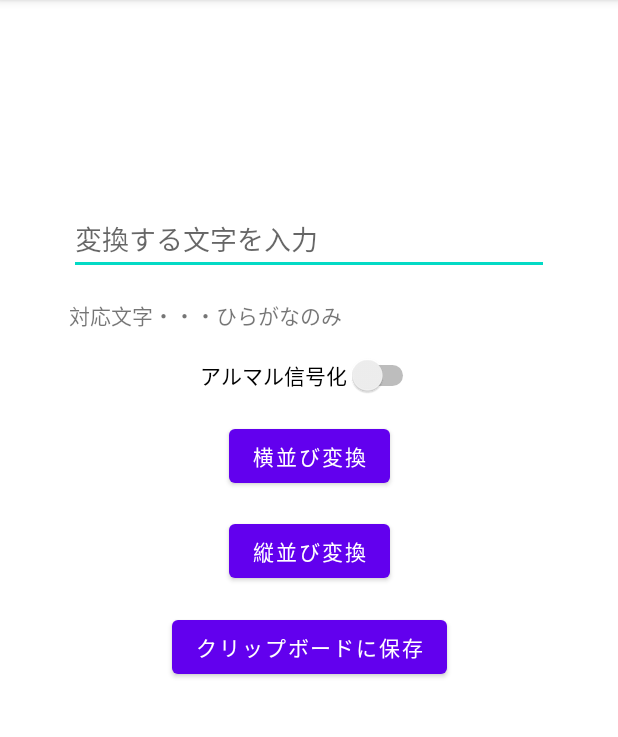
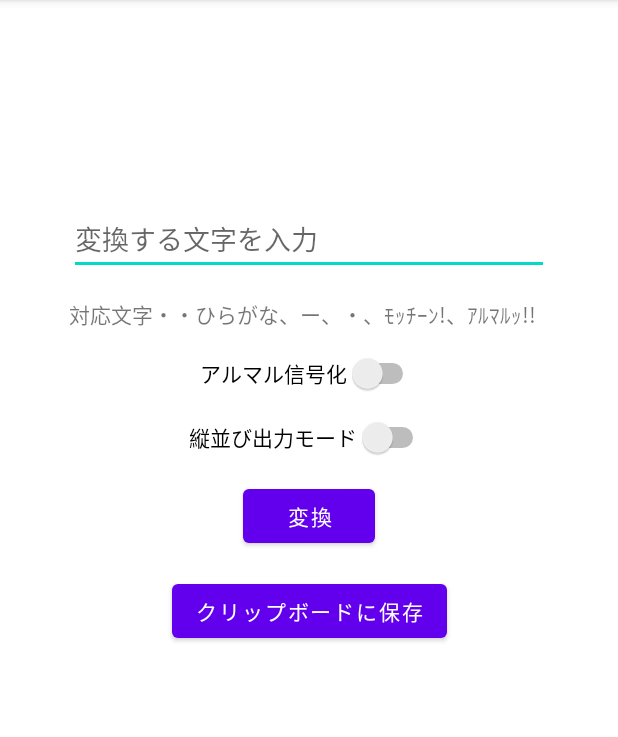
Before and after one commit to harutiro/ArusuSingou, an Android app: the screen it shows after launch (MainActivity), on a phone screen of 412 x 824 dp, the part 84-821 px from its top. Run offline under Robolectric (Android 15) with nearby library versions, the phone set to English and light mode, and no system bars.

Commit message:
vor 2.0 OK
逆変換もできるようにした。
あと微弱な変更をするだけで良さそうかな？

```diff
--- a/app/src/main/res/layout/activity_main.xml
+++ b/app/src/main/res/layout/activity_main.xml
@@ -25,7 +25,7 @@
         android:id="@+id/textView2"
         android:layout_width="320dp"
         android:layout_height="wrap_content"
-        android:text="対応文字・・・ひらがなのみ"
+        android:text="対応文字・・ひらがな、ー、・、ﾓｯﾁｰﾝ!、ｱﾙﾏﾙｯ!!"
         app:layout_constraintBottom_toTopOf="@+id/arusSwitch"
         app:layout_constraintEnd_toEndOf="parent"
         app:layout_constraintStart_toStartOf="parent"
@@ -39,27 +39,27 @@
         app:layout_constraintBottom_toBottomOf="@+id/textView2"
         app:layout_constraintEnd_toEndOf="parent"
         app:layout_constraintStart_toStartOf="parent"
-        app:layout_constraintTop_toTopOf="@+id/yokoButton" />
+        app:layout_constraintTop_toTopOf="@+id/modeSwitch" />
 
-    <Button
-        android:id="@+id/yokoButton"
+    <Switch
+        android:id="@+id/modeSwitch"
         android:layout_width="wrap_content"
         android:layout_height="wrap_content"
-        android:text="横並び変換"
-        app:layout_constraintBottom_toTopOf="@+id/tateButton"
+        android:text="縦並び出力モード"
+        app:layout_constraintBottom_toTopOf="@+id/henkanButton"
         app:layout_constraintEnd_toEndOf="parent"
         app:layout_constraintStart_toStartOf="parent"
         app:layout_constraintTop_toBottomOf="@+id/arusSwitch" />
 
     <Button
-        android:id="@+id/tateButton"
+        android:id="@+id/henkanButton"
         android:layout_width="wrap_content"
         android:layout_height="wrap_content"
-        android:text="縦並び変換"
+        android:text="変換"
         app:layout_constraintBottom_toTopOf="@+id/saveButton"
         app:layout_constraintEnd_toEndOf="parent"
         app:layout_constraintStart_toStartOf="parent"
-        app:layout_constraintTop_toBottomOf="@+id/yokoButton" />
+        app:layout_constraintTop_toBottomOf="@+id/modeSwitch" />
 
     <Button
         android:id="@+id/saveButton"
@@ -70,13 +70,13 @@
         app:layout_constraintBottom_toTopOf="@+id/outText"
         app:layout_constraintEnd_toEndOf="parent"
         app:layout_constraintStart_toStartOf="parent"
-        app:layout_constraintTop_toBottomOf="@+id/tateButton" />
+        app:layout_constraintTop_toBottomOf="@+id/henkanButton" />
 
     <TextView
         android:id="@+id/outText"
         android:layout_width="320dp"
         android:layout_height="wrap_content"
-        android:layout_marginTop="450dp"
+        android:layout_marginTop="400dp"
         app:layout_constraintBottom_toBottomOf="parent"
         app:layout_constraintEnd_toEndOf="parent"
         app:layout_constraintStart_toStartOf="parent"
```
Also changed, not shown: app/src/main/java/app/makino/harutiro/arususingou/MainActivity.kt (+135 -33 lines).
